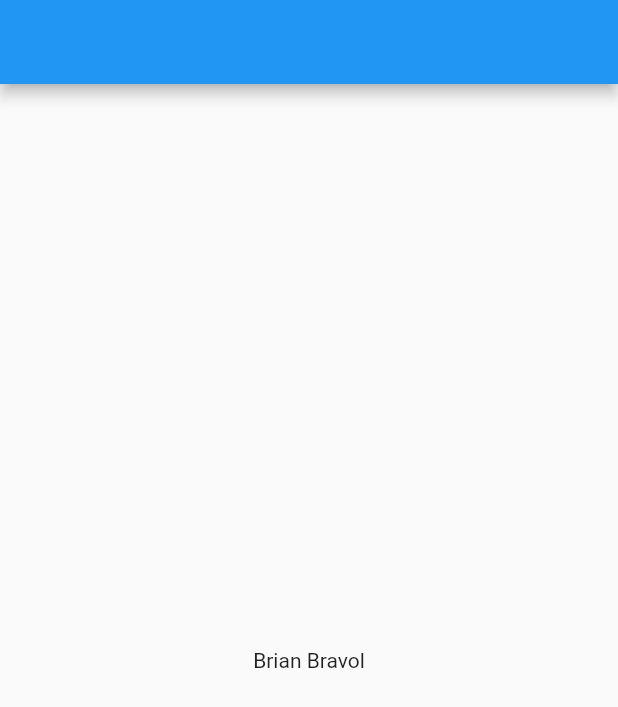
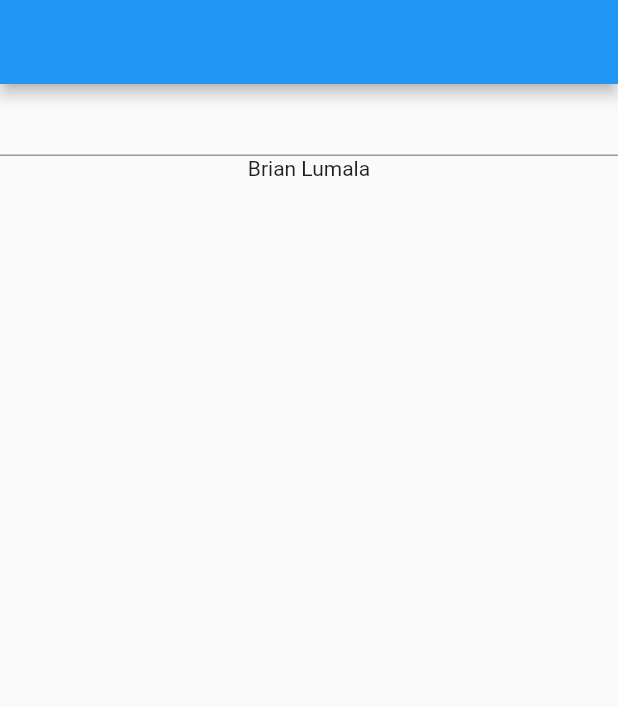
Before and after one commit to bravol/flutter_riverpod_app, a Flutter app: the screen it shows after launch, on a phone screen of 412 x 824 dp. Shown: the top 707 px of the screen. Run offline on Flutter 3.47's test engine with Material 2 defaults, Android fonts, the phone set to English and light mode, and no system bars; our stand-ins replace flutter_riverpod.

Commit message:
provider, stateprovider and state notifier riverpods providers

```diff
--- a/lib/home_screen.dart
+++ b/lib/home_screen.dart
@@ -4,43 +4,96 @@ import 'package:flutter_riverpod_app/main.dart';
 
 //NO 1
 
-// class HomeScreen extends ConsumerWidget {
+// class HomeScreen extends ConsumerStatefulWidget {
 //   const HomeScreen({super.key});
 
 //   @override
-//   Widget build(BuildContext context, WidgetRef ref) {
+//   ConsumerState<HomeScreen> createState() => _HomeScreenState();
+// }
+
+// class _HomeScreenState extends ConsumerState<HomeScreen> {
+//   @override
+//   void initState() {
+//     //ref.read is recommended to use it in this
+//     //re.watch is not recommended
+//     super.initState();
+//   }
+
+//   @override
+//   Widget build(BuildContext context) {
+//     final name = ref.watch(nameProvider) ??
+//         ''; // if the provider is null, have an empty screen otherwise have name provider
+//     return Scaffold(
+//       appBar: AppBar(),
+//       body: Column(
+//         children: [
+//           TextField(
+//             onSubmitted: (value) {
+//               ref.read(provider)
+//             },
+//           ),
+//           Center(
+//             child: Text(name),
+//           ),
+//         ],
+//       ),
+//     );
+//   }
+//}
+
+class HomeScreen extends ConsumerWidget {
+  const HomeScreen({super.key});
+
+//changing the state of name
+  void onSubmit(WidgetRef ref, String value) {
+    ref.read(nameProvider.notifier).update((state) => value);
+  }
+
+  @override
+  Widget build(BuildContext context, WidgetRef ref) {
+    //methods for communication btn widgets and  providers.
+    //1. Consumer widget
+    final name = ref.watch(nameProvider) ??
+        ''; // if the provider is null, have an empty screen otherwise have name provider // continually watch when there a change in state and this is the mostly considered
+    final nameRead = ref.read(nameProvider); // reading the name just once
+
+    return Scaffold(
+      appBar: AppBar(),
+      body: Column(
+        children: [
+          TextField(
+            onSubmitted: (value) {
+              onSubmit(ref, value);
+            },
+          ),
+          Center(
+            child: Text(name),
+          ),
+        ],
+      ),
+    );
+  }
+}
+
+//NO 2 NOT USED MUCH. (CONUSMER)
+// class HomeScreen extends StatelessWidget {
+//   const HomeScreen({super.key});
+
+//   @override
+//   Widget build(BuildContext context) {
 //     //methods for communication btn widgets and  providers.
-//     //1. Consumer widget
-//     final name = ref.watch(nameProvider);
+//     //2. builder widget
 
 //     return Scaffold(
 //       appBar: AppBar(),
-//       body: Center(
-//         child: Text(name),
+//       body: Consumer(
+//         builder: (context, ref, child) {
+//           final name = ref.watch(nameProvider);
+//           return Center(
+//             child: Text(name),
+//           );
+//         },
 //       ),
 //     );
 //   }
 // }
-
-//NO 2
-class HomeScreen extends StatelessWidget {
-  const HomeScreen({super.key});
-
-  @override
-  Widget build(BuildContext context) {
-    //methods for communication btn widgets and  providers.
-    //2. builder widget
-
-    return Scaffold(
-      appBar: AppBar(),
-      body: Consumer(
-        builder: (context, ref, child) {
-          final name = ref.watch(nameProvider);
-          return Center(
-            child: Text(name),
-          );
-        },
-      ),
-    );
-  }
-}
--- a/lib/main.dart
+++ b/lib/main.dart
@@ -2,10 +2,16 @@ import 'package:flutter/material.dart';
 import 'package:flutter_riverpod/flutter_riverpod.dart';
 import 'package:flutter_riverpod_app/home_screen.dart';
 
-//providers
-//.PROVIDER. it provides data and it is read only
+//PROVIDERS
+//1.Provider it provides data and it is read only
+//2.StateProvider for simple values
+//3. StateNotifier and StateNotifier Provider for complex values
+
 // ref allows us to talk with other providers
-final nameProvider = Provider<String>((ref) => 'Brian Bravol');
+// final nameProvider = Provider<String>((ref) => 'Brian Bravol');
+
+//2.state provider is used to update the value from outside
+final nameProvider = StateProvider<String?>((ref) => 'Brian Lumala');
 
 void main() {
   runApp(
@@ -22,6 +28,8 @@ class MyApp extends StatelessWidget {
   // This widget is the root of your application.
   @override
   Widget build(BuildContext context) {
-    return const MaterialApp(home: HomeScreen());
+    return const MaterialApp(
+      home: HomeScreen(),
+    );
   }
 }
```
Also changed, not shown: lib/user.dart (added, +17 -0 lines).
